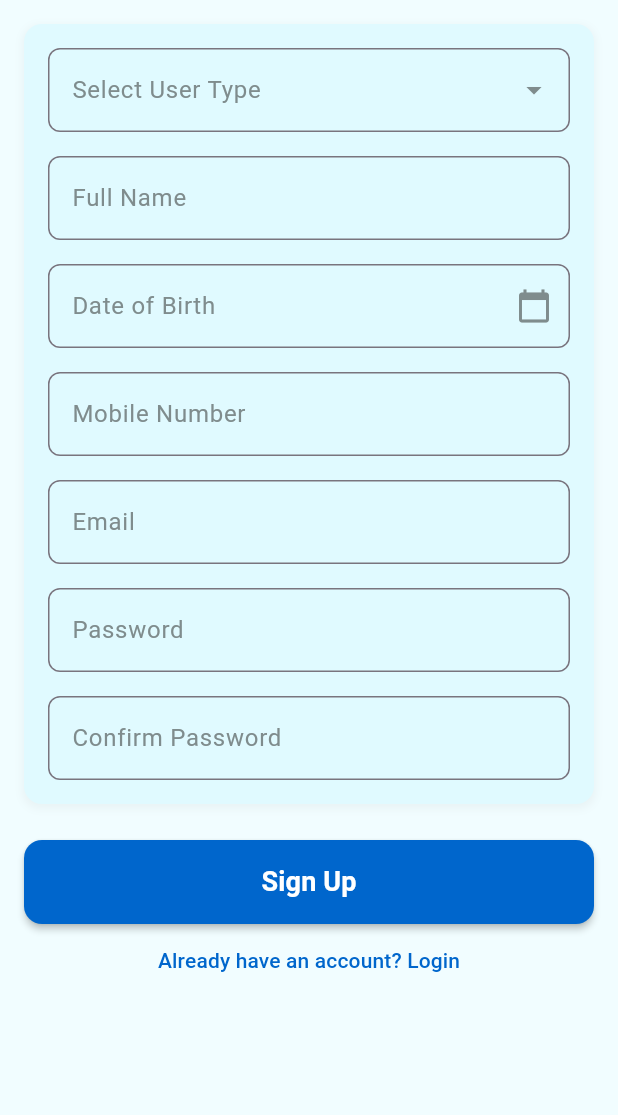
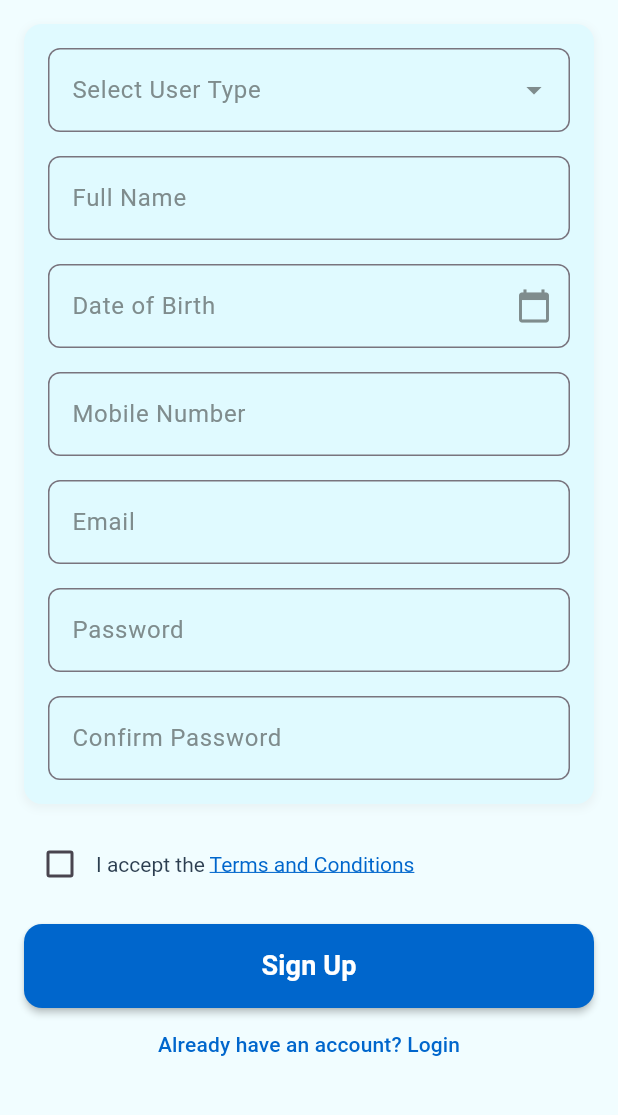
Before and after one commit to Zabith-Fulail/SugarMate, a Flutter app: the SignupScreen screen opened by its route, on a phone screen of 412 x 824 dp, the part 84-1199 px from its top. Run offline on Flutter 3.47's test engine with Material 3 defaults, Android fonts, the phone set to English and light mode, and no system bars; our stand-ins replace bloc, carousel_slider, connectivity_plus, dartz, device_info_plus, dio and 9 more; accounts and stored records are empty.

Commit message:
added terms and conditions in signup

```diff
--- a/lib/features/presentation/views/signup/signup_screen.dart
+++ b/lib/features/presentation/views/signup/signup_screen.dart
@@ -1,11 +1,12 @@
 import 'package:flutter/material.dart';
 import 'package:intl/intl.dart';
+import 'package:sugar_mate/features/presentation/views/signup/widget/terms_dialog.dart';
 
 import '../../../../utils/app_colors.dart';
 import '../../../../utils/app_strings.dart';
 import '../../../../utils/navigation_routes.dart';
+import '../../widgets/app_dropdown.dart';
 import '../../widgets/app_text_field.dart';
-import '../../widgets/app_dropdown.dart';
 
 class SignupScreen extends StatefulWidget {
   const SignupScreen({super.key});
@@ -24,6 +25,7 @@ class _SignupScreenState extends State<SignupScreen> {
 
   DateTime? _selectedDate;
   String? _selectedUserType;
+  bool _acceptedTerms = false;
 
   @override
   void dispose() {
@@ -84,7 +86,10 @@ class _SignupScreenState extends State<SignupScreen> {
           fontWeight: FontWeight.bold,
           color: AppColors.appWhiteColor,
         ),
-        title: Text(AppStrings.signUp, textAlign: TextAlign.center,),
+        title: Text(
+          AppStrings.signUp,
+          textAlign: TextAlign.center,
+        ),
         backgroundColor: AppColors.primaryColor,
         foregroundColor: AppColors.appWhiteColor,
       ),
@@ -217,14 +222,61 @@ class _SignupScreenState extends State<SignupScreen> {
                   ],
                 ),
               ),
-              const SizedBox(height: 24),
+              const SizedBox(height: 16),
+
+              Row(
+                crossAxisAlignment: CrossAxisAlignment.center,
+                children: [
+                  Checkbox(
+                    value: _acceptedTerms,
+                    onChanged: (value) {
+                      setState(() {
+                        _acceptedTerms = value ?? false;
+                      });
+                    },
+                    activeColor: AppColors.primaryColor,
+                  ),
+                  Expanded(
+                    child: GestureDetector(
+                      onTap: _showTermsDialog,
+                      child: RichText(
+                        text: TextSpan(
+                          text: 'I accept the ',
+                          style: TextStyle(color: AppColors.appBlackColor),
+                          children: [
+                            TextSpan(
+                              text: 'Terms and Conditions',
+                              style: TextStyle(
+                                color: AppColors.primaryColor,
+                                decoration: TextDecoration.underline,
+                              ),
+                            ),
+                          ],
+                        ),
+                      ),
+                    ),
+                  ),
+                ],
+              ),
+
+              const SizedBox(height: 16),
+
               SizedBox(
                 width: double.infinity,
                 height: 56,
                 child: ElevatedButton(
                   onPressed: () {
-                    if (_formKey.currentState!.validate() &&
-                        _selectedDate != null) {
+                    if (!_acceptedTerms) {
+                      ScaffoldMessenger.of(context).showSnackBar(
+                        SnackBar(
+                          content: Text('Please accept the Terms and Conditions.'),
+                          backgroundColor: AppColors.appRedColor,
+                        ),
+                      );
+                      return;
+                    }
+
+                    if (_formKey.currentState!.validate() && _selectedDate != null) {
                       // TODO: Implement signup logic
                       Navigator.of(context)
                           .pushReplacementNamed(Routes.kSplashScreen);
@@ -237,6 +289,7 @@ class _SignupScreenState extends State<SignupScreen> {
                       );
                     }
                   },
+
                   style: ElevatedButton.styleFrom(
                     backgroundColor: AppColors.primaryColor,
                     foregroundColor: AppColors.appWhiteColor,
@@ -245,10 +298,13 @@ class _SignupScreenState extends State<SignupScreen> {
                     ),
                     elevation: 2,
                   ),
-                  child: Text(AppStrings.signUp,style: TextStyle(
-                    fontSize: 18,
-                    fontWeight: FontWeight.bold,
-                  ),),
+                  child: Text(
+                    AppStrings.signUp,
+                    style: TextStyle(
+                      fontSize: 18,
+                      fontWeight: FontWeight.bold,
+                    ),
+                  ),
                 ),
               ),
               TextButton(
@@ -266,4 +322,13 @@ class _SignupScreenState extends State<SignupScreen> {
       ),
     );
   }
+  void _showTermsDialog() {
+    showDialog(
+      context: context,
+      builder: (context) {
+        return TermsDialog();
+      },
+    );
+  }
+
 }
```
Also changed, not shown: lib/features/presentation/views/signup/widget/terms_dialog.dart (added, +81 -0 lines).
